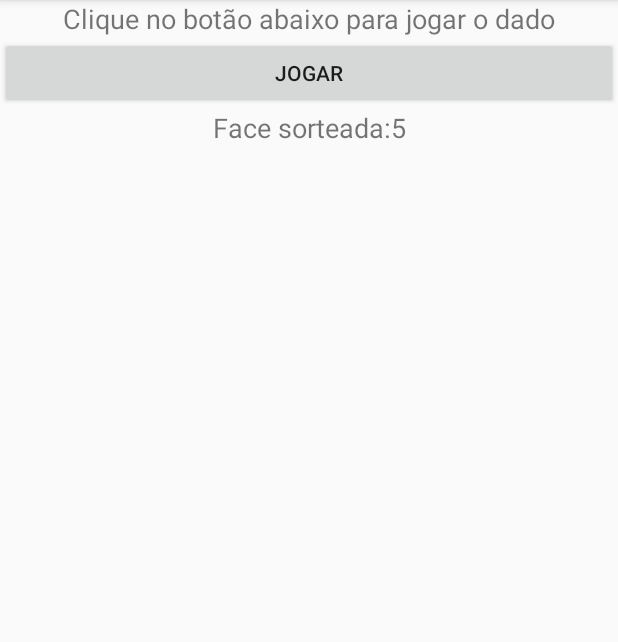
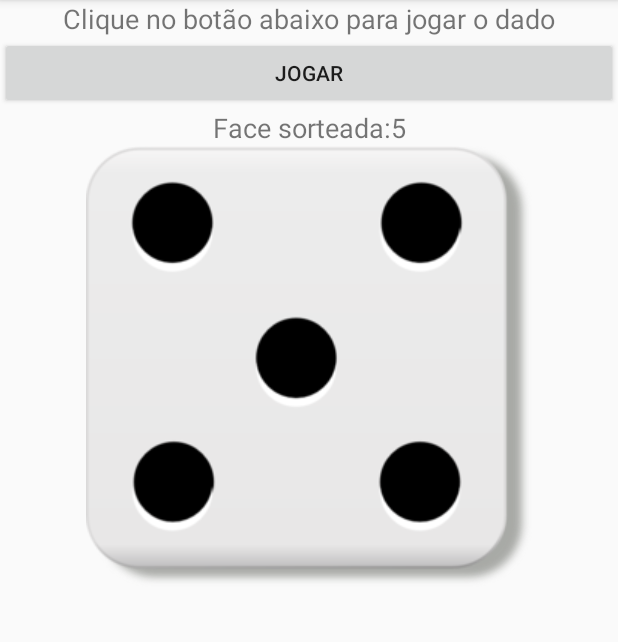
Before and after one commit to GustavoLopes899/DiceSDM, an Android app: the screen it shows after launch (MainActivity), after a tap on "JOGAR", on a phone screen of 412 x 824 dp, the part 84-726 px from its top. Run offline under Robolectric (Android 15) with nearby library versions, the light colour scheme and no system bars.

Commit message:
Adicionando ImageView e atribuições dele

```diff
--- a/app/src/main/java/br/edu/ifsp/scl/sdm/MainActivity.java
+++ b/app/src/main/java/br/edu/ifsp/scl/sdm/MainActivity.java
@@ -3,7 +3,9 @@ package br.edu.ifsp.scl.sdm;
 import android.os.Bundle;
 import android.view.View;
 import android.widget.Button;
+import android.widget.ImageView;
 import android.widget.TextView;
+
 import androidx.appcompat.app.AppCompatActivity;
 
 import java.util.Random;
@@ -16,7 +18,7 @@ public class MainActivity extends AppCompatActivity implements View.OnClickListe
     // Componentes visuais
     private TextView resultadoTextView;
     private Button jogarDadoButton;
-
+    private ImageView resultadoImageView;
 
     @Override
     protected void onCreate(Bundle savedInstanceState) {
@@ -32,6 +34,9 @@ public class MainActivity extends AppCompatActivity implements View.OnClickListe
         // Recuperando referência para o jogarDadoButton do arquivo de layout
         jogarDadoButton = findViewById(R.id.jogarDadoButton);
         jogarDadoButton.setOnClickListener(this);
+
+        // Recuperando referência para o resultadoImageView do arquivo de layout
+        resultadoImageView = findViewById(R.id.resultadoImageView);
     }
 
     @Override
@@ -39,6 +44,30 @@ public class MainActivity extends AppCompatActivity implements View.OnClickListe
         if (view.getId() == R.id.jogarDadoButton) {
             int resultado = geradorRandomico.nextInt(6) + 1;
             resultadoTextView.setText(getString(R.string.face_sorteada) + resultado);
+            setImageResource(resultadoImageView, resultado);
+        }
+    }
+
+    private void setImageResource(ImageView iv, int face) {
+        switch (face) {
+            case 1:
+                iv.setImageResource(R.drawable.dice_1);
+                break;
+            case 2:
+                iv.setImageResource(R.drawable.dice_2);
+                break;
+            case 3:
+                iv.setImageResource(R.drawable.dice_3);
+                break;
+            case 4:
+                iv.setImageResource(R.drawable.dice_4);
+                break;
+            case 5:
+                iv.setImageResource(R.drawable.dice_5);
+                break;
+            case 6:
+                iv.setImageResource(R.drawable.dice_6);
+                break;
         }
     }
 
--- a/app/src/main/res/layout/activity_main.xml
+++ b/app/src/main/res/layout/activity_main.xml
@@ -37,5 +37,14 @@
         app:layout_constraintStart_toStartOf="parent"
         app:layout_constraintTop_toBottomOf="@id/jogarDadoButton" />
 
+    <ImageView
+        android:id="@+id/resultadoImageView"
+        android:layout_width="0dp"
+        android:layout_height="wrap_content"
+        app:layout_constraintEnd_toEndOf="parent"
+        app:layout_constraintStart_toStartOf="parent"
+        app:layout_constraintTop_toBottomOf="@id/resultadoTextView"
+        app:srcCompat="@android:color/transparent" />
+
 
 </androidx.constraintlayout.widget.ConstraintLayout>
```
